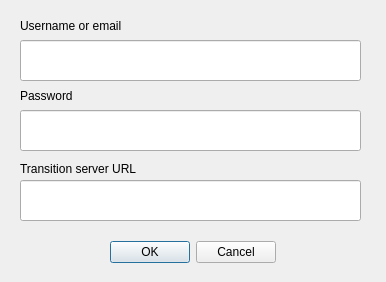
Qt form login_dialog.ui (chairemobilite/transition_qgis) before a commit.
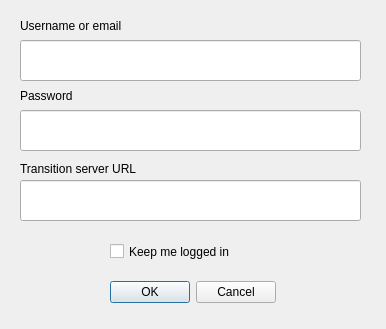
The same form after that commit. Custom widgets are drawn as their Qt base class.

Commit message:
Add login checkbox to keep connection (#40)
* Adjust interface (button names etc)

* Complete translations

* Add keepConnection choice on login + remove validLogin attribute

* Adjust for transition-lib version 0.1.9

What changed in the file:
```diff
--- a/login_dialog.ui
+++ b/login_dialog.ui
@@ -7,7 +7,7 @@
     <x>0</x>
     <y>0</y>
     <width>386</width>
-    <height>282</height>
+    <height>329</height>
    </rect>
   </property>
   <property name="windowTitle">
@@ -72,7 +72,7 @@
    <property name="geometry">
     <rect>
      <x>110</x>
-     <y>240</y>
+     <y>280</y>
      <width>166</width>
      <height>25</height>
     </rect>
@@ -107,6 +107,19 @@
     </rect>
    </property>
   </widget>
+  <widget class="QCheckBox" name="loginCheckbox">
+   <property name="geometry">
+    <rect>
+     <x>110</x>
+     <y>240</y>
+     <width>151</width>
+     <height>23</height>
+    </rect>
+   </property>
+   <property name="text">
+    <string>Keep me logged in</string>
+   </property>
+  </widget>
  </widget>
  <customwidgets>
   <customwidget>
```
The commit also changes 2 other files.
